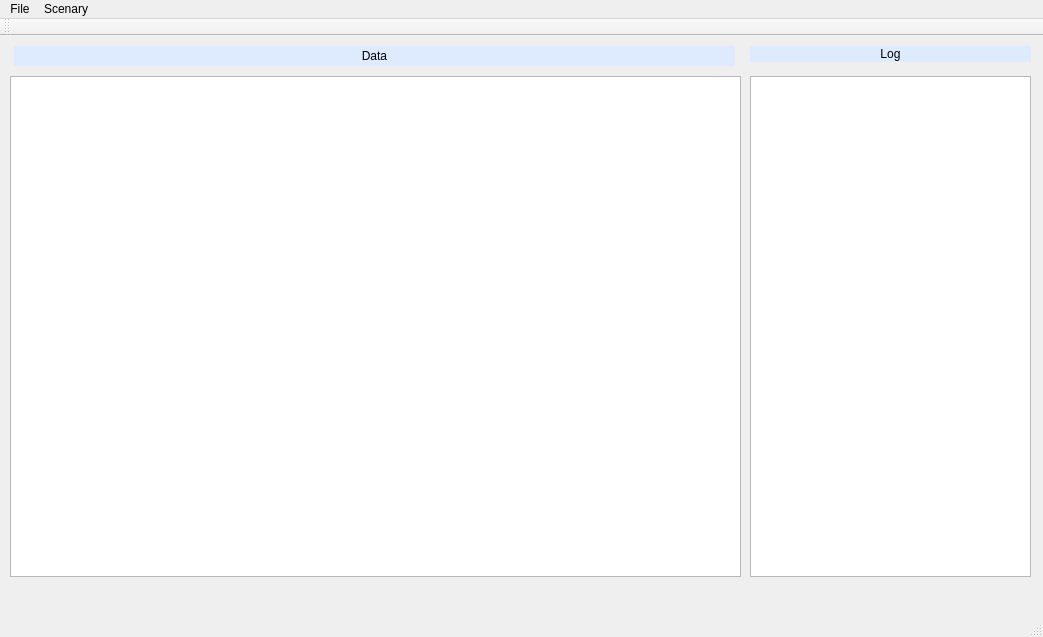
Before: the Qt Designer form mainwindow.ui in sas26031962/TextControl0, drawn with Qt 5.
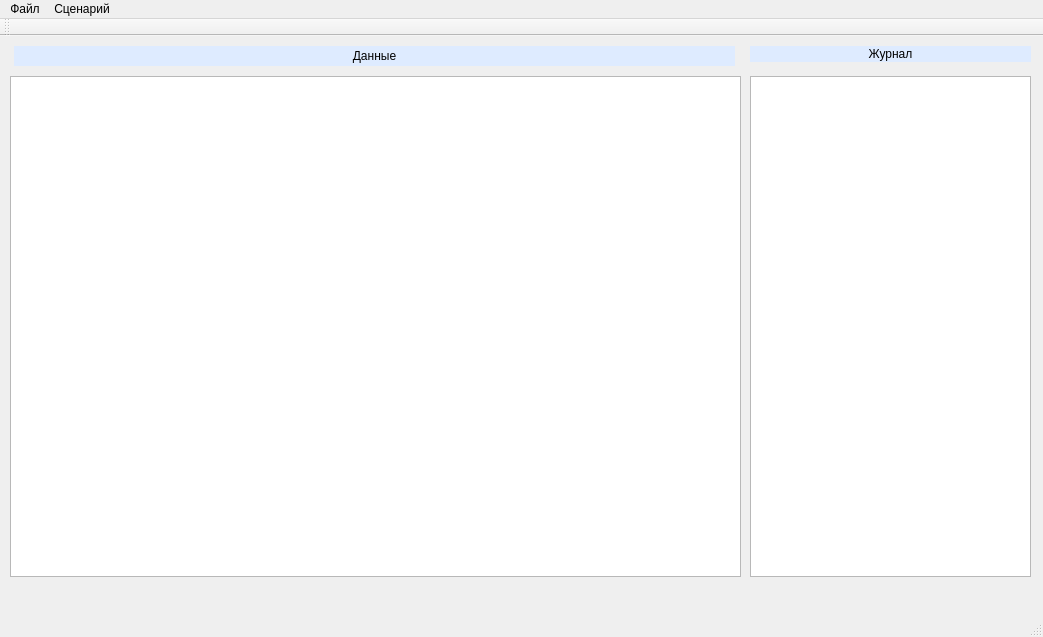
After: the same form once the commit is applied.

What changed in the file:
```diff
--- a/mainwindow.ui
+++ b/mainwindow.ui
@@ -47,7 +47,7 @@
      <string notr="true">background-color: rgb(222, 235, 255);</string>
     </property>
     <property name="text">
-     <string>Data</string>
+     <string>Данные</string>
     </property>
     <property name="alignment">
      <set>Qt::AlignCenter</set>
@@ -66,7 +66,7 @@
      <string notr="true">background-color: rgb(222, 235, 255);</string>
     </property>
     <property name="text">
-     <string>Log</string>
+     <string>Журнал</string>
     </property>
     <property name="alignment">
      <set>Qt::AlignCenter</set>
@@ -84,13 +84,13 @@
    </property>
    <widget class="QMenu" name="menuFile">
     <property name="title">
-     <string>File</string>
+     <string>Файл</string>
     </property>
     <addaction name="actionQuit"/>
    </widget>
    <widget class="QMenu" name="menuScenary">
     <property name="title">
-     <string>Scenary</string>
+     <string>Сценарий</string>
     </property>
     <addaction name="actionLoadFromFile"/>
     <addaction name="actionRemoveSquareBrackets"/>
```
Left out of the diff: 6 changed lines with no effect on the pictures.
